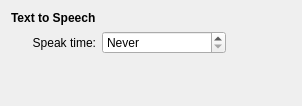
The window that libs/plasmaclock/generalConfig.ui (mgottschlag/kwin-tiling) describes before a commit, drawn with Qt 5.
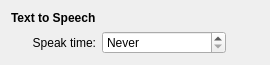
The same window after the commit. Custom widgets are drawn as their Qt base class.

Commit message: fix so it doesn't float in the horizontal middle of the dialog

What changed in the file:
```diff
--- a/libs/plasmaclock/generalConfig.ui
+++ b/libs/plasmaclock/generalConfig.ui
@@ -6,8 +6,8 @@
    <rect>
     <x>0</x>
     <y>0</y>
-    <width>302</width>
-    <height>106</height>
+    <width>270</width>
+    <height>62</height>
    </rect>
   </property>
   <layout class="QGridLayout" name="gridLayout">
@@ -53,7 +53,7 @@
      </property>
     </widget>
    </item>
-   <item row="1" column="2" colspan="2">
+   <item row="1" column="2">
     <layout class="QHBoxLayout" name="horizontalLayout_2">
      <item>
       <widget class="KIntSpinBox" name="interval">
@@ -86,7 +86,7 @@
      </item>
     </layout>
    </item>
-   <item row="2" column="3">
+   <item row="2" column="2">
     <spacer name="verticalSpacer">
      <property name="orientation">
       <enum>Qt::Vertical</enum>
```
